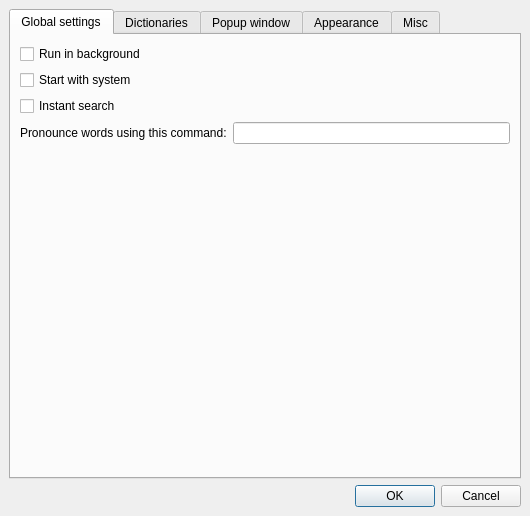
First picture: the form in qstardict/settingsdialog.ui, repository qstardict/qstardict, before the edit.
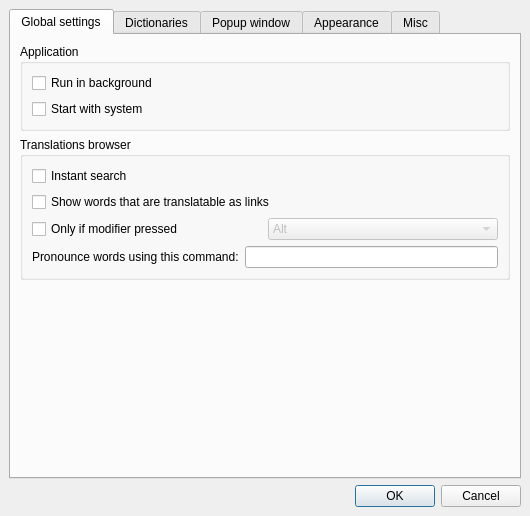
Second picture: the form after the edit. Icons and pictures are not drawn. Custom widgets are drawn as their Qt base class.

Commit message: Regroup global settings

Diff of the .ui file:
```diff
--- a/qstardict/settingsdialog.ui
+++ b/qstardict/settingsdialog.ui
@@ -54,7 +54,13 @@
       <attribute name="title">
        <string>Global settings</string>
       </attribute>
-      <layout class="QVBoxLayout">
+      <layout class="QVBoxLayout" name="verticalLayout_6">
+       <item>
+        <widget class="QGroupBox" name="groupBox_6">
+         <property name="title">
+          <string>Application</string>
+         </property>
+         <layout class="QVBoxLayout" name="verticalLayout_4">
        <item>
         <widget class="QCheckBox" name="runInBackgroundBox">
          <property name="text">
@@ -69,6 +75,15 @@
          </property>
         </widget>
        </item>
+         </layout>
+        </widget>
+       </item>
+       <item>
+        <widget class="QGroupBox" name="groupBox_7">
+         <property name="title">
+          <string>Translations browser</string>
+         </property>
+         <layout class="QVBoxLayout" name="verticalLayout_5">
        <item>
         <widget class="QCheckBox" name="instantSearchBox">
          <property name="text">
@@ -76,6 +91,69 @@
          </property>
         </widget>
        </item>
+          <item>
+           <widget class="QCheckBox" name="linksBox">
+            <property name="text">
+             <string>Show words that are translatable as links</string>
+            </property>
+           </widget>
+          </item>
+          <item>
+           <layout class="QHBoxLayout" name="_2">
+            <property name="spacing">
+             <number>6</number>
+            </property>
+            <property name="leftMargin">
+             <number>0</number>
+            </property>
+            <property name="topMargin">
+             <number>0</number>
+            </property>
+            <property name="rightMargin">
+             <number>0</number>
+            </property>
+            <property name="bottomMargin">
+             <number>0</number>
+            </property>
+            <item>
+             <widget class="QCheckBox" name="linksModifierBox">
+              <property name="enabled">
+               <bool>true</bool>
+              </property>
+              <property name="text">
+               <string>Only if modifier pressed</string>
+              </property>
+             </widget>
+            </item>
+            <item>
+             <widget class="QComboBox" name="linksModifierKeyBox">
+              <property name="enabled">
+               <bool>false</bool>
+              </property>
+              <item>
+               <property name="text">
+                <string>Alt</string>
+               </property>
+              </item>
+              <item>
+               <property name="text">
+                <string>Control</string>
+               </property>
+              </item>
+              <item>
+               <property name="text">
+                <string>Shift</string>
+               </property>
+              </item>
+              <item>
+               <property name="text">
+                <string>Win</string>
+               </property>
+              </item>
+             </widget>
+            </item>
+           </layout>
+          </item>
        <item>
         <layout class="QHBoxLayout">
          <property name="spacing">
@@ -94,7 +172,7 @@
           <number>0</number>
          </property>
          <item>
-          <widget class="QLabel" name="label_7">
+             <widget class="QLabel" name="speechCmdLabel">
            <property name="text">
             <string>Pronounce words using this command:</string>
            </property>
@@ -109,6 +187,9 @@
          </item>
         </layout>
        </item>
+         </layout>
+        </widget>
+       </item>
        <item>
         <spacer>
          <property name="orientation">
```
Left out of the diff: 3 changed lines with no effect on the pictures. Lines whose indentation alone changed are shown as unchanged.
